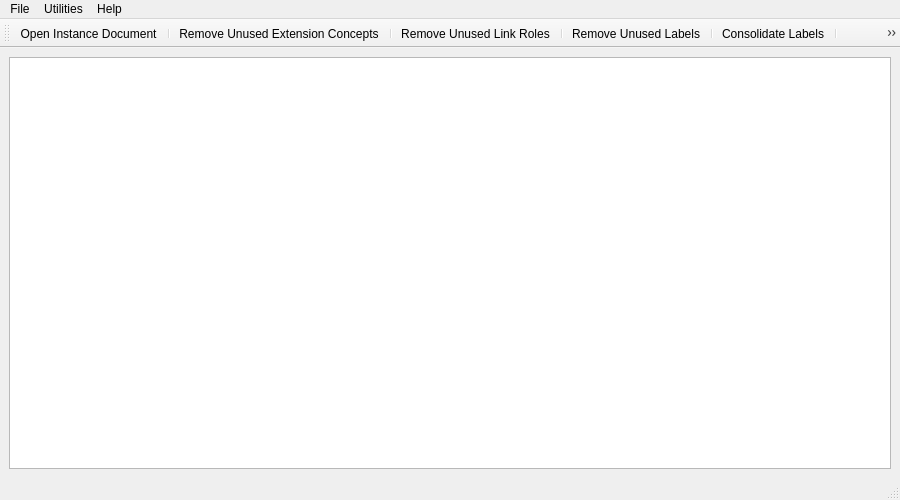
First picture: the form in ui_thinX.ui, repository AustinMatherne/thinX, before the edit.
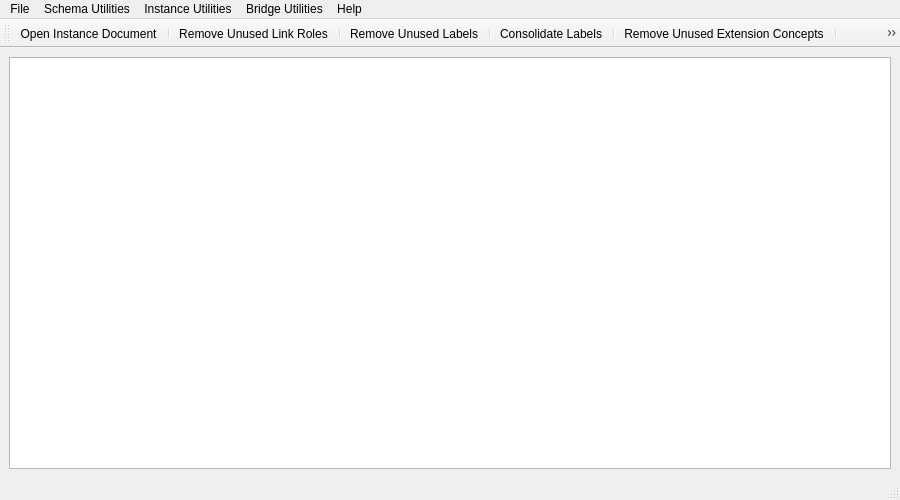
Second picture: the form after the edit. Icons and pictures are not drawn.

Commit message: Break out utility menu and add keyboard shortcuts

Diff of the .ui file:
```diff
--- a/ui_thinX.ui
+++ b/ui_thinX.ui
@@ -60,7 +60,7 @@
    </widget>
    <widget class="QMenu" name="menuUtilities">
     <property name="title">
-     <string>Utilities</string>
+     <string>Instance Utilities</string>
     </property>
     <addaction name="actionConcepts"/>
     <addaction name="actionLinkRoles"/>
@@ -79,8 +79,27 @@
     </property>
     <addaction name="actionAbout"/>
    </widget>
+   <widget class="QMenu" name="menuBridge_Utilities">
+    <property name="title">
+     <string>Bridge Utilities</string>
+    </property>
+    <addaction name="actionMerrillBridgePrep"/>
+    <addaction name="actionMerrillBridgeSort"/>
+   </widget>
+   <widget class="QMenu" name="menuSchema_Utilities">
+    <property name="title">
+     <string>Schema Utilities</string>
+    </property>
+    <addaction name="actionLinkRoles"/>
+    <addaction name="actionLabels"/>
+    <addaction name="actionConsolidateLabels"/>
+    <addaction name="actionConcepts"/>
+    <addaction name="actionCalculations"/>
+   </widget>
    <addaction name="menuFile"/>
+   <addaction name="menuSchema_Utilities"/>
    <addaction name="menuUtilities"/>
+   <addaction name="menuBridge_Utilities"/>
    <addaction name="menuHelp"/>
   </widget>
   <widget class="QStatusBar" name="statusbar"/>
@@ -96,26 +115,26 @@
    </attribute>
    <addaction name="actionOpen"/>
    <addaction name="separator"/>
-   <addaction name="actionConcepts"/>
-   <addaction name="separator"/>
    <addaction name="actionLinkRoles"/>
    <addaction name="separator"/>
    <addaction name="actionLabels"/>
    <addaction name="separator"/>
    <addaction name="actionConsolidateLabels"/>
    <addaction name="separator"/>
+   <addaction name="actionConcepts"/>
+   <addaction name="separator"/>
    <addaction name="actionCalculations"/>
    <addaction name="separator"/>
-   <addaction name="actionTwoDayContexts"/>
-   <addaction name="separator"/>
    <addaction name="actionContexts"/>
    <addaction name="separator"/>
+   <addaction name="actionTwoDayContexts"/>
+   <addaction name="separator"/>
    <addaction name="actionUnits"/>
    <addaction name="separator"/>
-   <addaction name="actionMerrillBridgeSort"/>
-   <addaction name="separator"/>
    <addaction name="actionMerrillBridgePrep"/>
    <addaction name="separator"/>
+   <addaction name="actionMerrillBridgeSort"/>
+   <addaction name="separator"/>
   </widget>
   <action name="actionOpen">
    <property name="icon">
```
Left out of the diff: 42 changed lines with no effect on the pictures. The commit also changes 2 other files.
